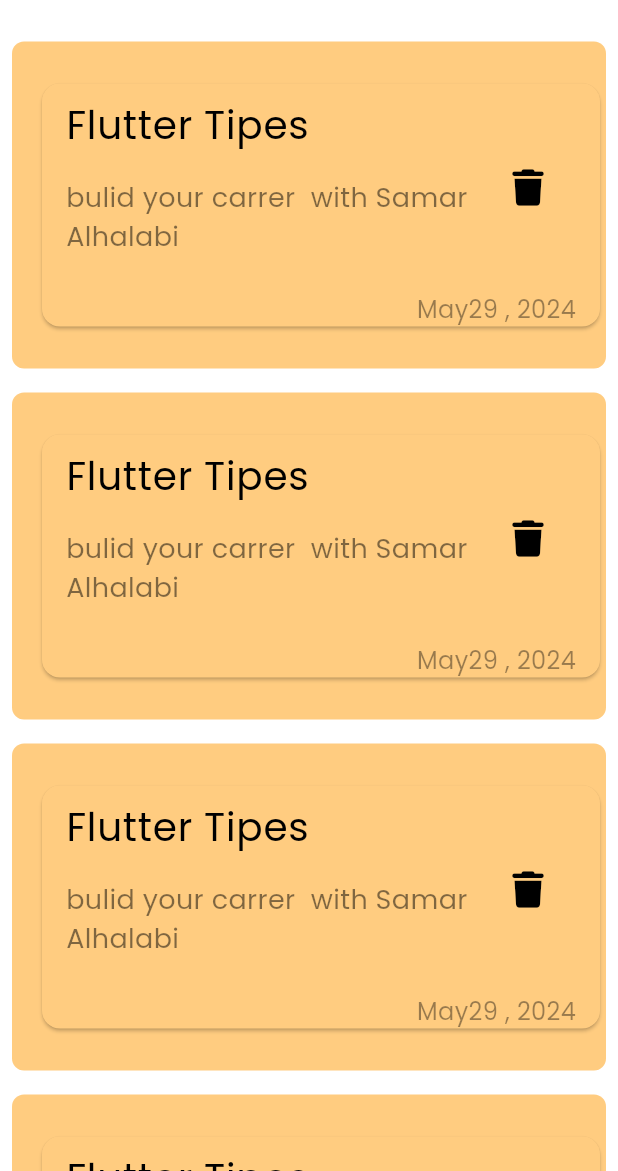
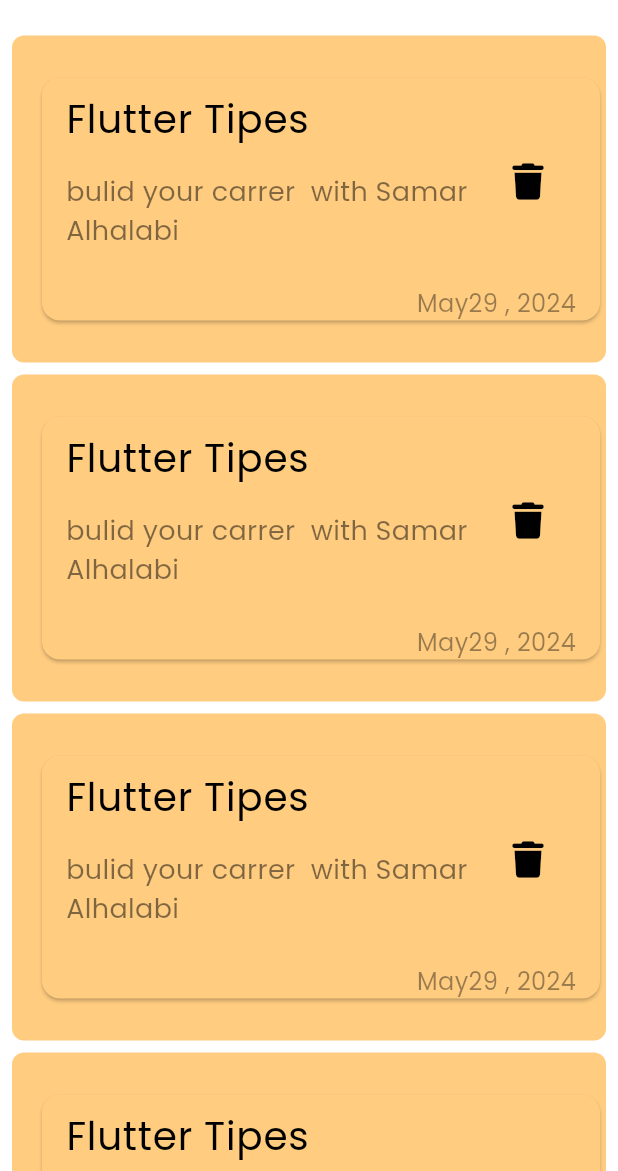
Before and after one commit to Samar-ALHalabi/notes_app, a Flutter app: the screen it shows after launch, on a phone screen of 412 x 824 dp, the part 65-1236 px from its top. Run offline on Flutter 3.47's test engine with Material 3 defaults, Android fonts, the phone set to English and light mode, and no system bars; our stand-ins replace font_awesome_flutter.

Commit message:
noteslistview

```diff
--- a/lib/views/widgets/noteslistview.dart
+++ b/lib/views/widgets/noteslistview.dart
@@ -8,7 +8,7 @@
   Widget build(BuildContext context) {
     return ListView.builder(itemBuilder: (context, index) {
       return const Padding(
-        padding: EdgeInsets.symmetric(vertical: 8.0),
+        padding: EdgeInsets.symmetric(vertical: 4.0),
         child: NoteItem(),
       );
     });
```
